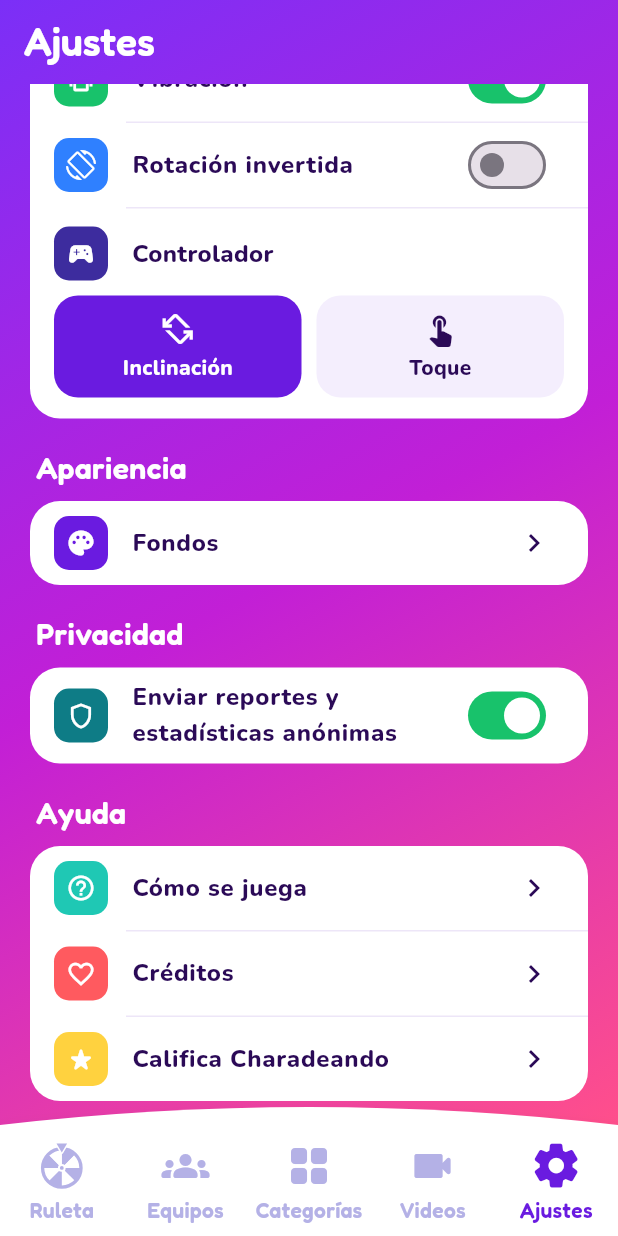
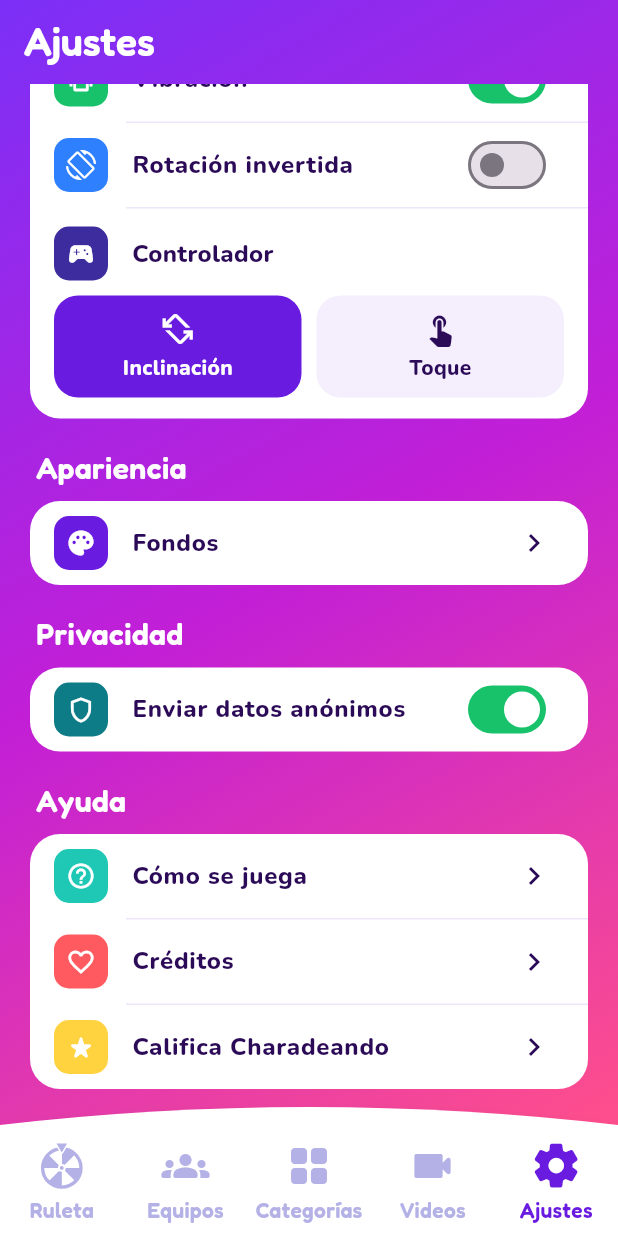
Before and after one commit to juancamilosal/charadeando_app, a Flutter app: the SettingsScreen screen opened by its route, scrolled down 427 dp, on a phone screen of 412 x 824 dp. Run offline on Flutter 3.47's test engine with Material 3 defaults, Android fonts, the phone set to English and light mode, and no system bars; our stand-ins replace audioplayers, camera, firebase_core, firebase_crashlytics, flutter_riverpod, go_router and 8 more; missing offline and left inert: ffmpeg_kit_flutter_new_video, photo_manager; accounts and stored records are empty; network calls fail.

Commit message:
Ajustes > Privacidad: "Enviar datos anónimos", más corto
Co-Authored-By: Claude Opus 5.5 <noreply@anthropic.com>
Claude-Session: https://claude.ai/code/session_0164DQx3HYHXmjCdbcDvDX4q

```diff
--- a/lib/models/app_settings.dart
+++ b/lib/models/app_settings.dart
@@ -46,7 +46,7 @@ class AppSettings {
   final bool invertedRotation;
   final PlayController controller;
 
-  /// "Enviar reportes y estadísticas anónimas": los errores a Crashlytics y
+  /// "Enviar datos anónimos": los errores a Crashlytics y
   /// las estadísticas de las partidas a Directus.
   final bool shareData;
 
--- a/lib/screens/settings_screen.dart
+++ b/lib/screens/settings_screen.dart
@@ -133,7 +133,7 @@ class SettingsScreen extends ConsumerWidget {
                   _SwitchRow(
                     icon: Icons.shield_outlined,
                     color: AppColors.teal,
-                    title: 'Enviar reportes y estadísticas anónimas',
+                    title: 'Enviar datos anónimos',
                     value: settings.shareData,
                     onChanged: (v) => update(settings.copyWith(shareData: v)),
                   ),
--- a/lib/services/error_reporter.dart
+++ b/lib/services/error_reporter.dart
@@ -52,7 +52,7 @@ class ErrorReporter {
   /// Conecta Crashlytics.
   void attach(CrashBackend backend) => _backend = backend;
 
-  /// Enciende o apaga el envío ("Enviar reportes y estadísticas anónimas").
+  /// Enciende o apaga el envío ("Enviar datos anónimos").
   Future<void> setEnabled(bool enabled) async {
     try {
       await _backend?.setEnabled(enabled);
--- a/lib/services/stats_service.dart
+++ b/lib/services/stats_service.dart
@@ -95,7 +95,7 @@ class StatsService {
   final Future<Directory> Function() _directory;
   final Future<String> Function() _version;
 
-  /// "Enviar reportes y estadísticas anónimas".
+  /// "Enviar datos anónimos".
   bool enabled = true;
 
   /// Una sola tarea a la vez, para que la cola no se pise.
```
Also changed, not shown: 2 other files.
